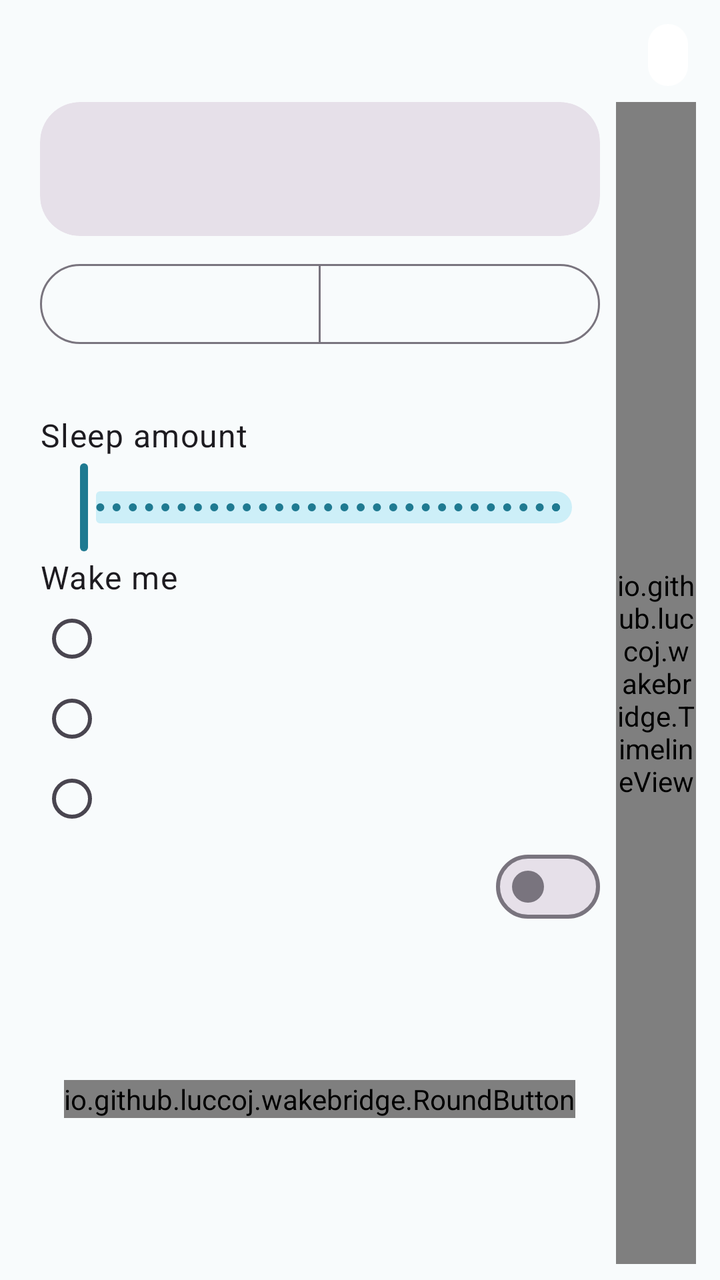
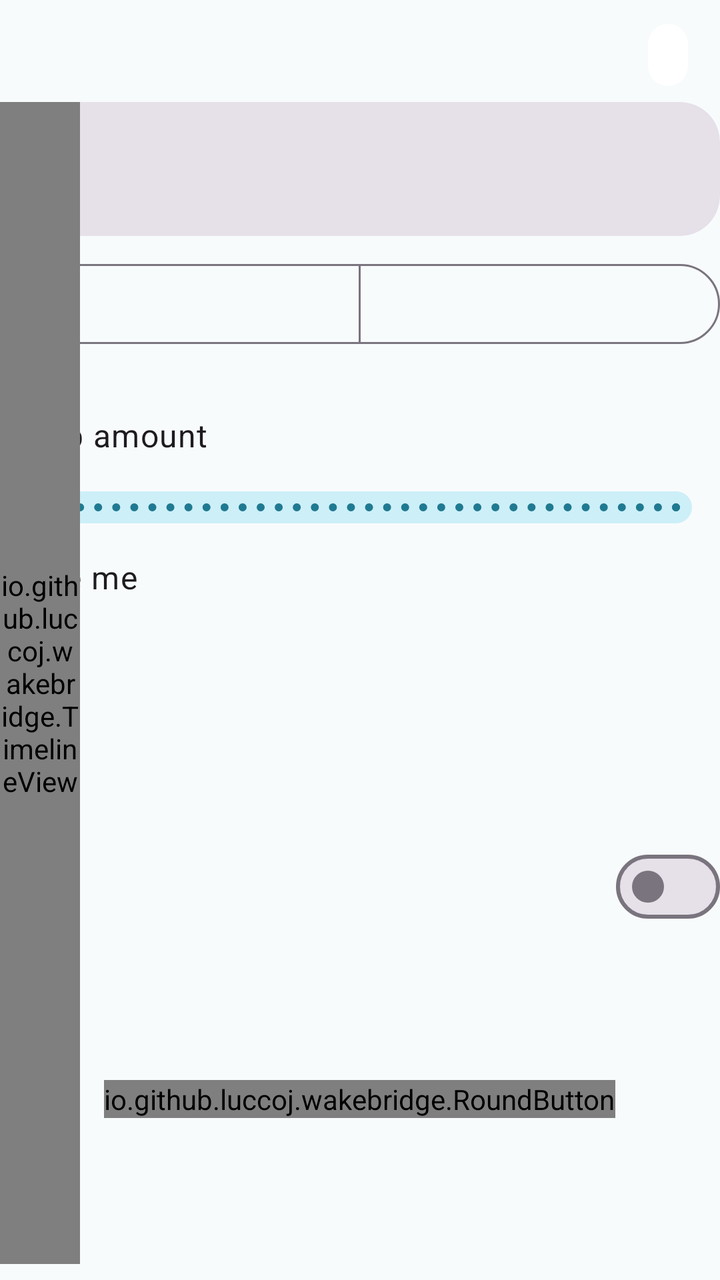

Two renders of the same Android screen: before a commit and after it. Below are the layout's source before the change and the commit's diff.
<!-- AndroidManifest.xml: application theme Theme.WakeBridge -->
<!-- res/layout/fragment_pane.xml -->
<?xml version="1.0" encoding="utf-8"?>
<LinearLayout xmlns:android="http://schemas.android.com/apk/res/android"
    xmlns:app="http://schemas.android.com/apk/res-auto"
    android:layout_width="match_parent"
    android:layout_height="match_parent"
    android:orientation="vertical">

    <LinearLayout
        android:layout_width="match_parent"
        android:layout_height="wrap_content"
        android:gravity="center_vertical"
        android:orientation="horizontal"
        android:paddingStart="20dp"
        android:paddingTop="12dp"
        android:paddingEnd="16dp"
        android:paddingBottom="8dp">

        <TextView
            android:id="@+id/title"
            android:layout_width="0dp"
            android:layout_height="wrap_content"
            android:layout_weight="1"
            android:ellipsize="end"
            android:maxLines="1"
            android:textAppearance="?attr/textAppearanceTitleLarge" />

        <TextView
            android:id="@+id/connection"
            android:layout_width="wrap_content"
            android:layout_height="wrap_content"
            android:layout_marginStart="8dp"
            android:background="@drawable/chip_background"
            android:drawablePadding="4dp"
            android:ellipsize="end"
            android:gravity="center_vertical"
            android:maxLines="1"
            android:maxWidth="180dp"
            android:paddingStart="8dp"
            android:paddingTop="6dp"
            android:paddingEnd="12dp"
            android:paddingBottom="6dp"
            android:textAppearance="?attr/textAppearanceLabelLarge" />
    </LinearLayout>

    <LinearLayout
        android:id="@+id/row"
        android:layout_width="match_parent"
        android:layout_height="0dp"
        android:layout_weight="1"
        android:orientation="horizontal"
        android:paddingStart="20dp"
        android:paddingEnd="12dp"
        android:paddingBottom="8dp">

        <LinearLayout
            android:id="@+id/content"
            android:layout_width="0dp"
            android:layout_height="match_parent"
            android:layout_weight="1"
            android:orientation="vertical">

            <com.google.android.material.card.MaterialCardView
                android:id="@+id/status_card"
                style="?attr/materialCardViewFilledStyle"
                android:layout_width="match_parent"
                android:layout_height="wrap_content"
                app:cardCornerRadius="20dp">

                <LinearLayout
                    android:layout_width="match_parent"
                    android:layout_height="wrap_content"
                    android:orientation="vertical"
                    android:paddingStart="16dp"
                    android:paddingTop="10dp"
                    android:paddingEnd="16dp"
                    android:paddingBottom="10dp">

                    
                    <TextView
                        android:id="@+id/status"
                        android:layout_width="match_parent"
                        android:layout_height="28sp"
                        android:autoSizeMaxTextSize="20sp"
                        android:autoSizeMinTextSize="16sp"
                        android:autoSizeStepGranularity="1sp"
                        android:autoSizeTextType="uniform"
                        android:ellipsize="end"
                        android:gravity="center_vertical"
                        android:maxLines="1"
                        android:textAppearance="?attr/textAppearanceTitleLarge" />

                    <TextView
                        android:id="@+id/status_details"
                        android:layout_width="match_parent"
                        android:layout_height="wrap_content"
                        android:ellipsize="end"
                        android:maxLines="1"
                        android:textAppearance="?attr/textAppearanceBodyMedium" />
                </LinearLayout>
            </com.google.android.material.card.MaterialCardView>

            <com.google.android.material.button.MaterialButtonToggleGroup
                android:id="@+id/every_toggle"
                android:layout_width="match_parent"
                android:layout_height="wrap_content"
                android:layout_marginTop="10dp"
                app:selectionRequired="true"
                app:singleSelection="true">

                <Button
                    android:id="@+id/once"
                    style="?attr/materialButtonOutlinedStyle"
                    android:layout_width="0dp"
                    android:layout_height="wrap_content"
                    android:layout_weight="1"
                    android:maxLines="1" />

                <Button
                    android:id="@+id/every"
                    style="?attr/materialButtonOutlinedStyle"
                    android:layout_width="0dp"
                    android:layout_height="wrap_content"
                    android:layout_weight="1"
                    android:maxLines="1" />
            </com.google.android.material.button.MaterialButtonToggleGroup>

            <TextView
                android:id="@+id/mode_caption"
                android:layout_width="match_parent"
                android:layout_height="wrap_content"
                android:layout_marginStart="4dp"
                android:ellipsize="end"
                android:maxLines="1"
                android:textAppearance="?attr/textAppearanceBodySmall" />

            <LinearLayout
                android:layout_width="match_parent"
                android:layout_height="wrap_content"
                android:layout_marginTop="8dp"
                android:gravity="bottom"
                android:orientation="horizontal">

                <TextView
                    android:id="@+id/amount_label"
                    android:layout_width="0dp"
                    android:layout_height="wrap_content"
                    android:layout_weight="1"
                    android:labelFor="@id/amount"
                    android:maxLines="1"
                    android:text="@string/sleep_amount"
                    android:textAppearance="?attr/textAppearanceBodyLarge" />

                <TextView
                    android:id="@+id/amount_value"
                    android:layout_width="wrap_content"
                    android:layout_height="wrap_content"
                    android:maxLines="1"
                    android:textAppearance="?attr/textAppearanceTitleLarge"
                    android:textColor="@color/accent_deep" />
            </LinearLayout>

            <com.google.android.material.slider.Slider
                android:id="@+id/amount"
                android:layout_width="match_parent"
                android:layout_height="wrap_content"
                android:stepSize="5"
                android:valueFrom="5"
                android:valueTo="180"
                app:labelBehavior="gone" />

            <TextView
                android:layout_width="wrap_content"
                android:layout_height="wrap_content"
                android:text="@string/wake_me"
                android:textAppearance="?attr/textAppearanceBodyLarge" />

            <RadioGroup
                android:id="@+id/wake_mode"
                android:layout_width="match_parent"
                android:layout_height="wrap_content">

                <RadioButton
                    android:id="@+id/mode_sleep_only"
                    android:layout_width="match_parent"
                    android:layout_height="40dp"
                    android:maxLines="1" />

                <RadioButton
                    android:id="@+id/mode_from_first"
                    android:layout_width="match_parent"
                    android:layout_height="40dp"
                    android:maxLines="1" />

                <RadioButton
                    android:id="@+id/mode_fixed"
                    android:layout_width="match_parent"
                    android:layout_height="40dp"
                    android:maxLines="1" />
            </RadioGroup>

            
            <LinearLayout
                android:layout_width="match_parent"
                android:layout_height="48dp"
                android:gravity="center_vertical"
                android:orientation="horizontal">

                <TextView
                    android:id="@+id/extra_label"
                    android:layout_width="0dp"
                    android:layout_height="wrap_content"
                    android:layout_weight="1"
                    android:ellipsize="end"
                    android:maxLines="1"
                    android:textAppearance="?attr/textAppearanceBodyLarge" />

                <com.google.android.material.materialswitch.MaterialSwitch
                    android:id="@+id/include_naps"
                    android:layout_width="wrap_content"
                    android:layout_height="wrap_content" />

                <TextView
                    android:id="@+id/extra_value"
                    android:layout_width="wrap_content"
                    android:layout_height="wrap_content"
                    android:textAppearance="?attr/textAppearanceTitleMedium"
                    android:textColor="@color/accent_deep" />
            </LinearLayout>

            <FrameLayout
                android:layout_width="match_parent"
                android:layout_height="0dp"
                android:layout_weight="1">

                <io.github.luccoj.wakebridge.RoundButton
                    android:id="@+id/round_button"
                    android:layout_width="wrap_content"
                    android:layout_height="wrap_content"
                    android:layout_gravity="center" />
            </FrameLayout>
        </LinearLayout>

        <io.github.luccoj.wakebridge.TimelineView
            android:id="@+id/timeline"
            android:layout_width="40dp"
            android:layout_height="match_parent"
            android:layout_marginStart="8dp" />
    </LinearLayout>
</LinearLayout>
<!-- resources referenced by this layout -->
<resources>
  <color name="accent_deep">#1F7A91</color>
  <!-- drawable chip_background (drawable) -->
  <?xml version="1.0" encoding="utf-8"?>
  <shape xmlns:android="http://schemas.android.com/apk/res/android" android:shape="rectangle">
      <corners android:radius="16dp" />
      <solid android:color="#FFFFFFFF" />
  </shape>
  <string name="sleep_amount">Sleep amount</string>
  <string name="wake_me">Wake me</string>
  <style name="Theme.WakeBridge" parent="Theme.WakeBridge.Base" />
  <style name="Theme.WakeBridge.Base" parent="Theme.Material3.DayNight.NoActionBar">
          <item name="colorPrimary">@color/accent_deep</item>
          <item name="colorOnPrimary">#FFFFFF</item>
          <item name="colorPrimaryContainer">@color/accent_container</item>
          <item name="colorOnPrimaryContainer">@color/on_accent_pastel</item>
          <item name="colorSecondaryContainer">@color/accent_container</item>
          <item name="colorOnSecondaryContainer">@color/on_accent_pastel</item>
          <item name="android:colorBackground">@color/surface</item>
          <item name="colorSurface">@color/surface</item>
      </style>
  <color name="accent_container">#CDEFF8</color>
  <color name="on_accent_pastel">#00363F</color>
  <color name="surface">#F8FBFC</color>
</resources>

<!-- the commit's change to res/layout/fragment_pane.xml (unified diff, before → after) -->
@@ -42,22 +42,19 @@
             android:textAppearance="?attr/textAppearanceLabelLarge" />
     </LinearLayout>
 
-    <LinearLayout
+    
+    <FrameLayout
         android:id="@+id/row"
         android:layout_width="match_parent"
         android:layout_height="0dp"
-        android:layout_weight="1"
-        android:orientation="horizontal"
-        android:paddingStart="20dp"
-        android:paddingEnd="12dp"
-        android:paddingBottom="8dp">
+        android:layout_weight="1">
 
         <LinearLayout
             android:id="@+id/content"
-            android:layout_width="0dp"
+            android:layout_width="match_parent"
             android:layout_height="match_parent"
-            android:layout_weight="1"
-            android:orientation="vertical">
+            android:orientation="vertical"
+            android:paddingBottom="8dp">
 
             <com.google.android.material.card.MaterialCardView
                 android:id="@+id/status_card"
@@ -240,10 +237,16 @@
             </FrameLayout>
         </LinearLayout>
 
+        <io.github.luccoj.wakebridge.TimelineLegendView
+            android:id="@+id/legend"
+            android:layout_width="match_parent"
+            android:layout_height="match_parent"
+            android:visibility="gone" />
+
         <io.github.luccoj.wakebridge.TimelineView
             android:id="@+id/timeline"
-            android:layout_width="40dp"
+            android:layout_width="@dimen/timeline_width"
             android:layout_height="match_parent"
-            android:layout_marginStart="8dp" />
-    </LinearLayout>
+            android:layout_marginBottom="8dp" />
+    </FrameLayout>
 </LinearLayout>
<!-- resource entries referenced after the edit -->
@@ -1,6 +1,7 @@
 <!-- resources referenced by this layout -->
 <resources>
   <color name="accent_deep">#1F7A91</color>
+  <dimen name="timeline_width">40dp</dimen>
   <!-- drawable chip_background (drawable) -->
   <?xml version="1.0" encoding="utf-8"?>
   <shape xmlns:android="http://schemas.android.com/apk/res/android" android:shape="rectangle">
